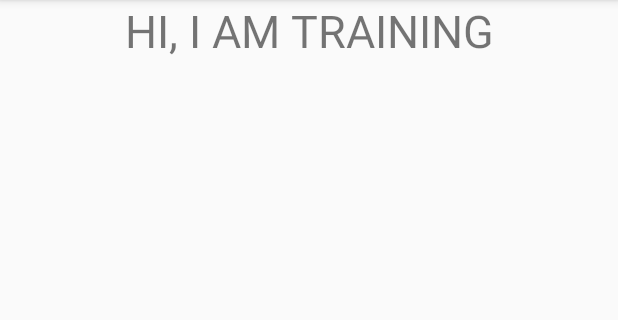
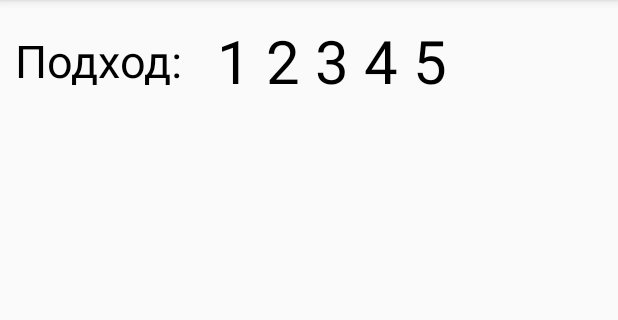
Before and after one commit to Agress1on/PressUpCounter, an Android app: the fragment TrainingFragment placed in its activity, on a phone screen of 412 x 824 dp, the part 84-404 px from its top. Run offline under Robolectric (Android 15) with nearby library versions, the light colour scheme and no system bars; our stand-ins replace data binding; 2 statements that could not run were skipped.

Commit message:
- разметиле подходы во fragment_training

```diff
--- a/app/src/main/res/layout/fragment_training.xml
+++ b/app/src/main/res/layout/fragment_training.xml
@@ -15,24 +15,78 @@
         android:layout_height="match_parent">
 
         <TextView
-            android:id="@+id/header"
+            android:id="@+id/repetition_header"
             android:layout_width="wrap_content"
             android:layout_height="wrap_content"
-            android:text="HI, I AM TRAINING"
+            android:text="Подход: "
             android:textSize="30sp"
-            app:layout_constraintEnd_toEndOf="parent"
+            android:textColor="@color/colorBlack"
+            android:layout_marginStart="10dp"
+            android:layout_marginLeft="10dp"
+            android:layout_marginTop="20dp"
             app:layout_constraintStart_toStartOf="parent"
-            app:layout_constraintTop_toTopOf="parent" />
+            app:layout_constraintTop_toTopOf="parent"/>
 
         <TextView
-            android:id="@+id/press_up_tv"
+            android:id="@+id/first_repetition"
             android:layout_width="wrap_content"
             android:layout_height="wrap_content"
-            android:text="@{viewModel.text}"
-            android:textSize="30sp"
-            app:layout_constraintStart_toStartOf="@id/header"
-            app:layout_constraintTop_toBottomOf="@id/header"
-            tools:text="2 2 2 2 2 2 " />
+            android:text="1"
+            android:textSize="40sp"
+            android:textColor="@color/colorBlack"
+            android:layout_marginStart="15dp"
+            android:layout_marginLeft="15dp"
+            app:layout_constraintTop_toTopOf="@id/repetition_header"
+            app:layout_constraintStart_toEndOf="@id/repetition_header"
+            app:layout_constraintBottom_toBottomOf="@id/repetition_header"/>
+
+        <TextView
+            android:id="@+id/second_repetition"
+            android:layout_width="wrap_content"
+            android:layout_height="wrap_content"
+            android:text="2"
+            android:textColor="@color/colorBlack"
+            android:textSize="40sp"
+            android:layout_marginLeft="10dp"
+            android:layout_marginStart="10dp"
+            app:layout_constraintStart_toEndOf="@id/first_repetition"
+            app:layout_constraintBottom_toBottomOf="@id/first_repetition"/>
+
+        <TextView
+            android:id="@+id/third_repetition"
+            android:layout_width="wrap_content"
+            android:layout_height="wrap_content"
+            android:text="3"
+            android:textColor="@color/colorBlack"
+            android:textSize="40sp"
+            android:layout_marginLeft="10dp"
+            android:layout_marginStart="10dp"
+            app:layout_constraintStart_toEndOf="@id/second_repetition"
+            app:layout_constraintBottom_toBottomOf="@id/second_repetition"/>
+
+        <TextView
+            android:id="@+id/fourth_repetition"
+            android:layout_width="wrap_content"
+            android:layout_height="wrap_content"
+            android:text="4"
+            android:textColor="@color/colorBlack"
+            android:textSize="40sp"
+            android:layout_marginLeft="10dp"
+            android:layout_marginStart="10dp"
+            app:layout_constraintStart_toEndOf="@id/third_repetition"
+            app:layout_constraintBottom_toBottomOf="@id/third_repetition"/>
+
+        <TextView
+            android:id="@+id/fifth_repetition"
+            android:layout_width="wrap_content"
+            android:layout_height="wrap_content"
+            android:text="5"
+            android:textColor="@color/colorBlack"
+            android:textSize="40sp"
+            android:layout_marginLeft="10dp"
+            android:layout_marginStart="10dp"
+            app:layout_constraintStart_toEndOf="@id/fourth_repetition"
+            app:layout_constraintBottom_toBottomOf="@id/fourth_repetition"/>
 
     </android.support.constraint.ConstraintLayout>
 </layout>
```
